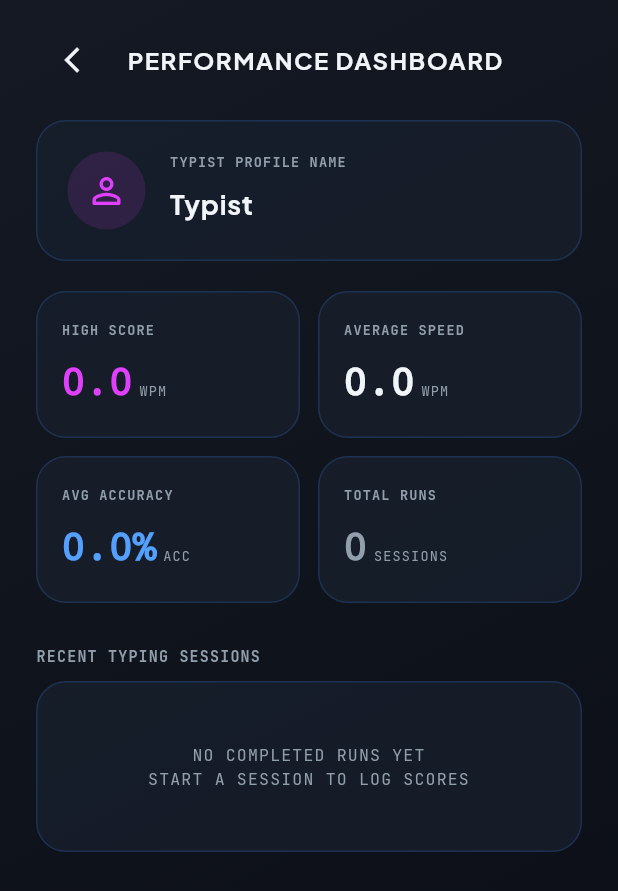
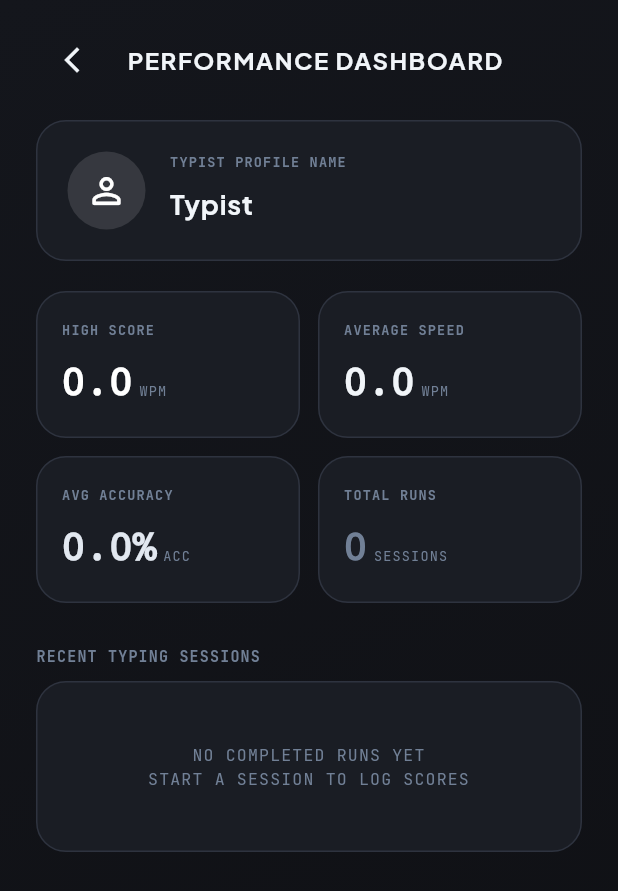
Before and after one commit to Humxa687/IT-TYPES, a Flutter app: the screen it shows after launch, after a tap on the "bar chart" icon, on a phone screen of 412 x 824 dp. Shown: the top 891 px of the screen. Run offline on Flutter 3.47's test engine with Material 3 defaults, Android fonts, the phone set to English and light mode, and no system bars; our stand-ins replace audioplayers, google_fonts, shared_preferences.

Commit message:
IT TYPES: Render actual incorrect typed letter and configure original monochrome Dark/Light themes

```diff
--- a/lib/providers/theme_provider.dart
+++ b/lib/providers/theme_provider.dart
@@ -37,18 +37,18 @@ class ThemeProvider extends ChangeNotifier {
   }
 
   Color get backgroundColor {
-    return isDark ? const Color(0xFF0F1319) : const Color(0xFFF8FAFC); // Custom space deep-black background
+    return isDark ? const Color(0xFF111317) : const Color(0xFFFAFAFA);
   }
 
   Gradient get backgroundGradient {
     return isDark
         ? const LinearGradient(
-            colors: [Color(0xFF141923), Color(0xFF0A0D14)],
+            colors: [Color(0xFF14161C), Color(0xFF0F1014)],
             begin: Alignment.topLeft,
             end: Alignment.bottomRight,
           )
         : const LinearGradient(
-            colors: [Color(0xFFF8FAFC), Color(0xFFE2E8F0)],
+            colors: [Color(0xFFFAFAFA), Color(0xFFF0F2F5)],
             begin: Alignment.topLeft,
             end: Alignment.bottomRight,
           );
@@ -56,30 +56,30 @@ class ThemeProvider extends ChangeNotifier {
 
   Color get cardColor {
     return isDark
-        ? const Color(0xFF171F2C).withOpacity(0.8)
-        : const Color(0xFFFFFFFF).withOpacity(0.9);
+        ? const Color(0xFF1A1D24)
+        : const Color(0xFFFFFFFF);
   }
 
   Color get borderColor {
     return isDark
-        ? const Color(0xFF3B82F6).withOpacity(0.2)
-        : const Color(0xFFCBD5E1);
+        ? const Color(0xFF2E333F)
+        : const Color(0xFFE2E8F0);
   }
 
   Color get accentColor {
-    return const Color(0xFFE040FB); // Premium Pink/Magenta
+    return isDark ? const Color(0xFFFFFFFF) : const Color(0xFF111317); // Original monochrome highlights (White for dark, Black for light)
   }
 
   Color get correctCharColor {
-    return isDark ? const Color(0xFF54A0FF) : const Color(0xFF0284C7); // Sky blue
+    return isDark ? const Color(0xFFE2E8F0) : const Color(0xFF1E293B); // Solid monochrome typed text
   }
 
   Color get incorrectCharColor {
-    return isDark ? const Color(0xFFFF5252) : const Color(0xFFDC2626); // Bright red
+    return isDark ? const Color(0xFFEF5350) : const Color(0xFFD32F2F); // Standard red indicators
   }
 
   Color get untypedCharColor {
-    return isDark ? const Color(0xFF637381) : const Color(0xFF94A3B8); // Muted slate gray
+    return isDark ? const Color(0xFF4E5766) : const Color(0xFF94A3B8); // Muted layout text
   }
 
   Color get textColor {
@@ -87,7 +87,7 @@ class ThemeProvider extends ChangeNotifier {
   }
 
   Color get subtextColor {
-    return isDark ? const Color(0xFF919EAB) : const Color(0xFF64748B);
+    return isDark ? const Color(0xFF718096) : const Color(0xFF64748B);
   }
 
   TextStyle getMonospaceTextStyle({double? fontSize, FontWeight fontWeight = FontWeight.normal}) {
--- a/lib/widgets/typing_text_display.dart
+++ b/lib/widgets/typing_text_display.dart
@@ -25,6 +25,7 @@ class TypingTextDisplay extends StatelessWidget {
     for (int i = 0; i < targetText.length; i++) {
       Color charColor;
       TextDecoration decoration = TextDecoration.none;
+      String displayText;
 
       // Insert animated blinking cursor at current position
       if (i == cursorIndex) {
@@ -42,17 +43,20 @@ class TypingTextDisplay extends StatelessWidget {
       if (i < typedText.length) {
         if (typedText[i] == targetText[i]) {
           charColor = themeProvider.correctCharColor;
+          displayText = targetText[i];
         } else {
           charColor = themeProvider.incorrectCharColor;
           decoration = TextDecoration.underline;
+          displayText = typedText[i];
         }
       } else {
         charColor = themeProvider.untypedCharColor;
+        displayText = targetText[i];
       }
 
       spans.add(
         TextSpan(
-          text: targetText[i],
+          text: displayText,
           style: themeProvider.getMonospaceTextStyle(fontSize: fontSize).copyWith(
                 color: charColor,
                 decoration: decoration,
```
